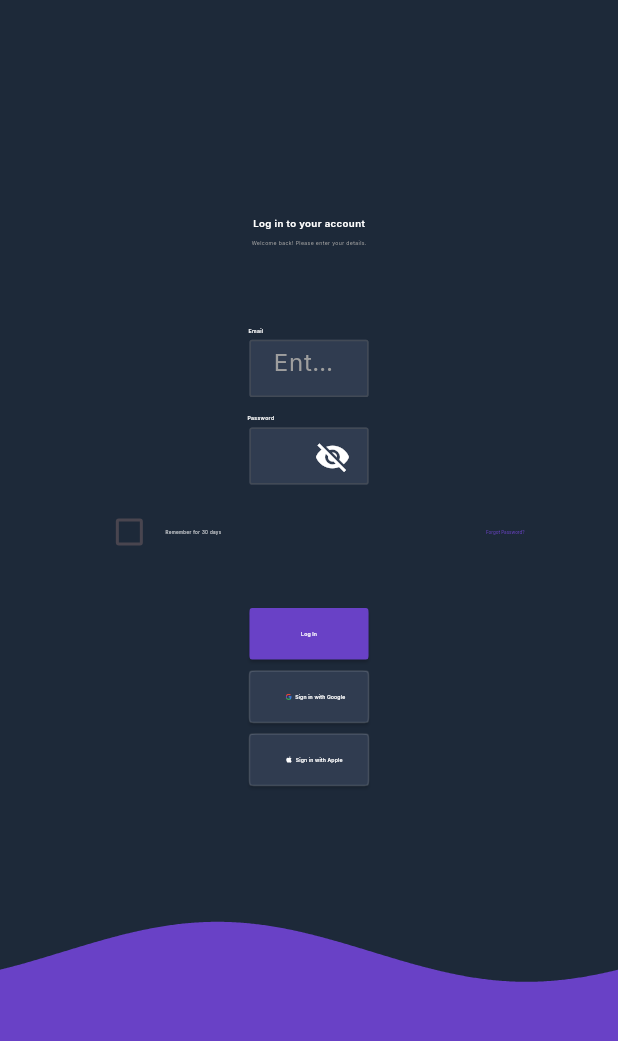
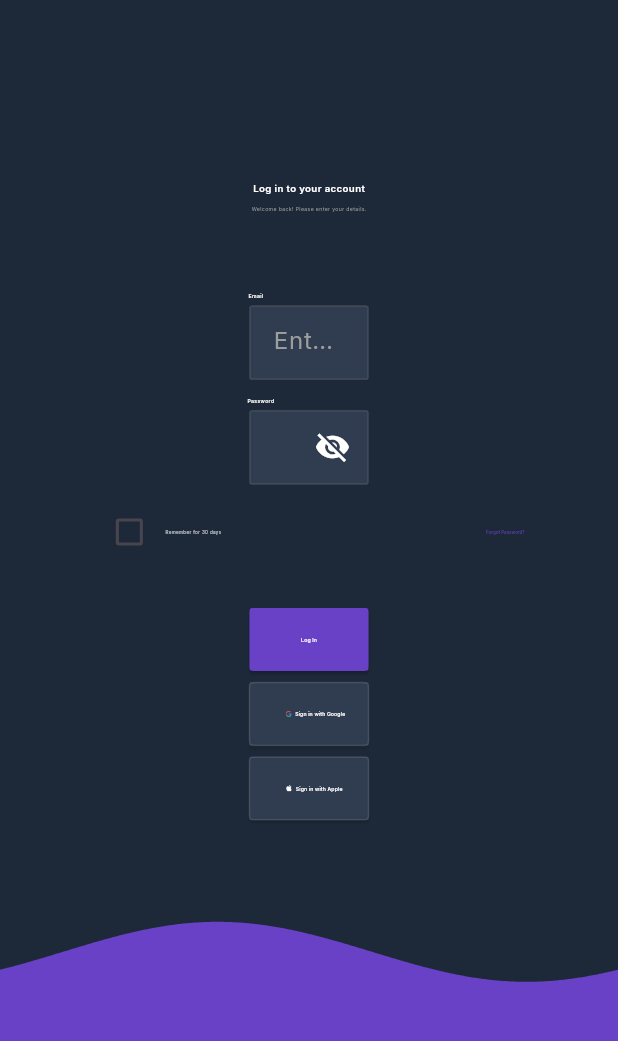
Before and after one commit to MohammadIdeh/storify, a Flutter app: the screen it shows after launch, on a phone screen of 412 x 824 dp, the part 37-1078 px from its top. Run offline on Flutter 3.47's test engine with Material 3 defaults, Android fonts, the phone set to English and light mode, and no system bars; our stand-ins replace flutter_screenutil, flutter_spinkit, flutter_svg, google_fonts.

Commit message:
Update loginScreen.dart

```diff
--- a/storify/lib/Registration/loginScreen.dart
+++ b/storify/lib/Registration/loginScreen.dart
@@ -133,7 +133,7 @@ class _LoginScreenState extends State<LoginScreen> {
                             SizedBox(height: 5.h),
                             SizedBox(
                               width: 370.w, // Scaled width
-                              height: 50.h, // Scaled height
+                              height: 65.h, // Scaled height
                               child: TextField(
                                 focusNode: _emailFocusNode,
                                 cursorColor:
@@ -191,7 +191,7 @@ class _LoginScreenState extends State<LoginScreen> {
                             SizedBox(height: 5.h),
                             SizedBox(
                               width: 370.w, // Scaled width
-                              height: 50.h, // Scaled height
+                              height: 65.h, // Scaled height
                               child: TextField(
                                 obscureText: _obscurePassword,
                                 focusNode: _passwordFocusNode,
@@ -319,7 +319,7 @@ class _LoginScreenState extends State<LoginScreen> {
                             SizedBox(height: 35.h),
                             // Updated login button using flutter_spinkit for loading animation.
                             SizedBox(
-                              height: 45.h, // Scaled height
+                              height: 55.h, // Scaled height
                               width: 370.w, // Scaled width
                               child: ElevatedButton(
                                 onPressed: () async {
@@ -353,7 +353,7 @@ class _LoginScreenState extends State<LoginScreen> {
                             SizedBox(height: 10.h),
                             // Google and Apple sign in buttons
                             SizedBox(
-                              height: 45.h,
+                              height: 55.h,
                               width: 370.w,
                               child: ElevatedButton(
                                 onPressed: () {},
@@ -388,7 +388,7 @@ class _LoginScreenState extends State<LoginScreen> {
                             ),
                             SizedBox(height: 10.h),
                             SizedBox(
-                              height: 45.h,
+                              height: 55.h,
                               width: 370.w,
                               child: ElevatedButton(
                                 onPressed: () {},
```
